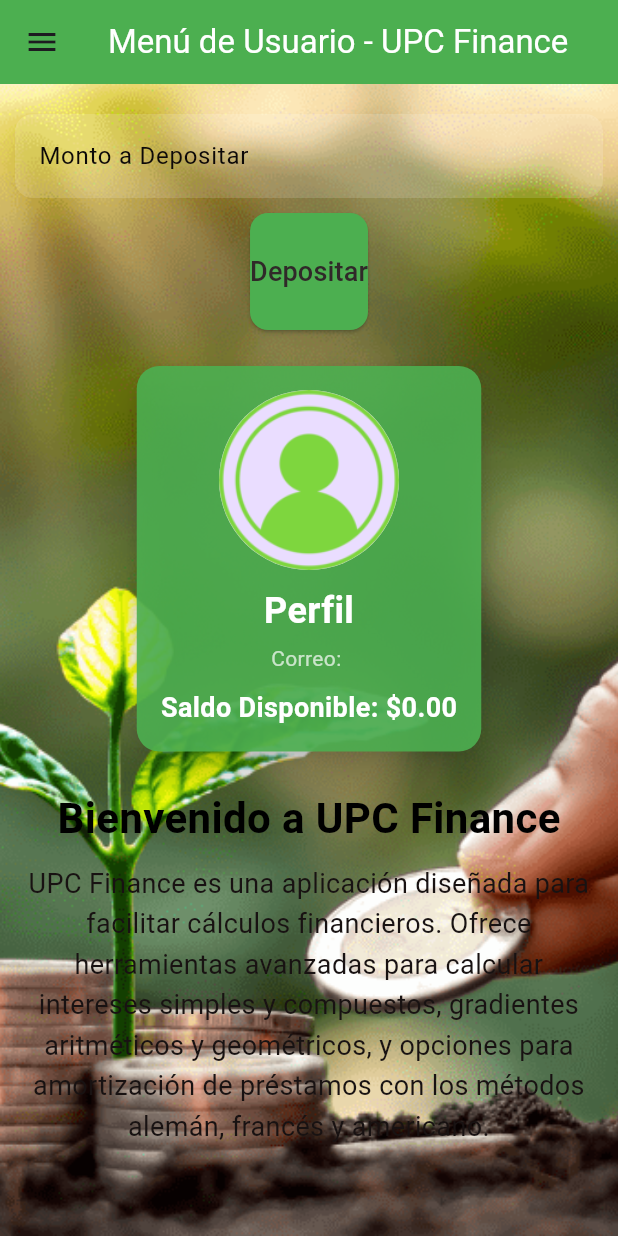
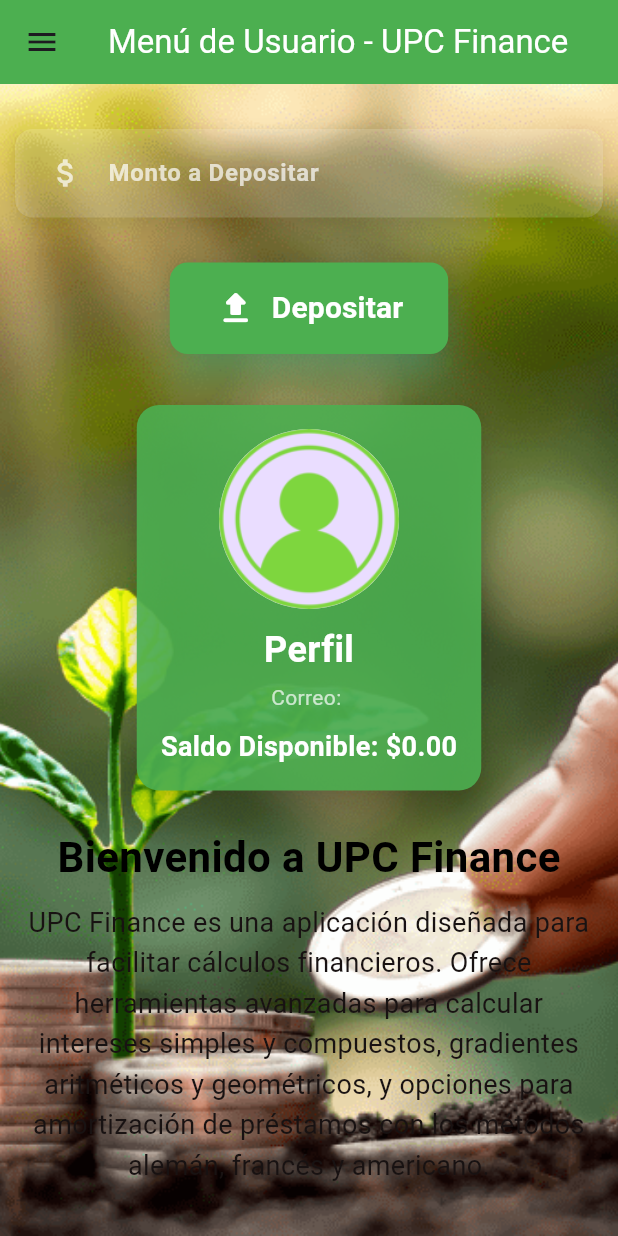
Before and after one commit to Suppra/UpcFinance, a Flutter app: the UserMenu screen opened by its route, on a phone screen of 412 x 824 dp. Run offline on Flutter 3.47's test engine with Material 3 defaults, Android fonts, the phone set to English and light mode, and no system bars; our stand-ins replace cloud_firestore, firebase_auth, firebase_core; accounts and stored records are empty.

Commit message:
MEJORA VISUAL AL DEPOSITAR

```diff
--- a/lib/vista/user__menu.dart
+++ b/lib/vista/user__menu.dart
@@ -74,22 +74,26 @@ class _UserMenuState extends State<UserMenu> {
             // Interés Simple
             ExpansionTile(
               leading: Icon(Icons.attach_money, color: Colors.green),
-              title: Text('Interés Simple', style: TextStyle(color: Colors.black)),
+              title:
+                  Text('Interés Simple', style: TextStyle(color: Colors.black)),
               children: [
                 ListTile(
-                  title: Text('Monto Futuro', style: TextStyle(color: Colors.black87)),
+                  title: Text('Monto Futuro',
+                      style: TextStyle(color: Colors.black87)),
                   onTap: () {
                     Navigator.pushNamed(context, '/simpleInterestAmount');
                   },
                 ),
                 ListTile(
-                  title: Text('Tasa de Interés', style: TextStyle(color: Colors.black87)),
+                  title: Text('Tasa de Interés',
+                      style: TextStyle(color: Colors.black87)),
                   onTap: () {
                     Navigator.pushNamed(context, '/simpleInterestRate');
                   },
                 ),
                 ListTile(
-                  title: Text('Tiempo', style: TextStyle(color: Colors.black87)),
+                  title:
+                      Text('Tiempo', style: TextStyle(color: Colors.black87)),
                   onTap: () {
                     Navigator.pushNamed(context, '/simpleInterestTime');
                   },
@@ -99,22 +103,26 @@ class _UserMenuState extends State<UserMenu> {
             // Interés Compuesto
             ExpansionTile(
               leading: Icon(Icons.calculate, color: Colors.green),
-              title: Text('Interés Compuesto', style: TextStyle(color: Colors.black)),
+              title: Text('Interés Compuesto',
+                  style: TextStyle(color: Colors.black)),
               children: [
                 ListTile(
-                  title: Text('Monto Futuro', style: TextStyle(color: Colors.black87)),
+                  title: Text('Monto Futuro',
+                      style: TextStyle(color: Colors.black87)),
                   onTap: () {
                     Navigator.pushNamed(context, '/compoundInterestAmount');
                   },
                 ),
                 ListTile(
-                  title: Text('Tasa de Interés', style: TextStyle(color: Colors.black87)),
+                  title: Text('Tasa de Interés',
+                      style: TextStyle(color: Colors.black87)),
                   onTap: () {
                     Navigator.pushNamed(context, '/compoundInterestRate');
                   },
                 ),
                 ListTile(
-                  title: Text('Tiempo', style: TextStyle(color: Colors.black87)),
+                  title:
+                      Text('Tiempo', style: TextStyle(color: Colors.black87)),
                   onTap: () {
                     Navigator.pushNamed(context, '/compoundInterestTime');
                   },
@@ -124,16 +132,19 @@ class _UserMenuState extends State<UserMenu> {
             // Gradiente Aritmético
             ExpansionTile(
               leading: Icon(Icons.trending_up, color: Colors.green),
-              title: Text('Gradiente Aritmético', style: TextStyle(color: Colors.black)),
+              title: Text('Gradiente Aritmético',
+                  style: TextStyle(color: Colors.black)),
               children: [
                 ListTile(
-                  title: Text('Valor Presente/Futuro', style: TextStyle(color: Colors.black87)),
+                  title: Text('Valor Presente/Futuro',
+                      style: TextStyle(color: Colors.black87)),
                   onTap: () {
                     Navigator.pushNamed(context, '/arithmeticGradientValue');
                   },
                 ),
                 ListTile(
-                  title: Text('Valor de la Serie', style: TextStyle(color: Colors.black87)),
+                  title: Text('Valor de la Serie',
+                      style: TextStyle(color: Colors.black87)),
                   onTap: () {
                     Navigator.pushNamed(context, '/arithmeticGradientSeries');
                   },
@@ -143,16 +154,19 @@ class _UserMenuState extends State<UserMenu> {
             // Gradiente Geométrico
             ExpansionTile(
               leading: Icon(Icons.trending_down, color: Colors.green),
-              title: Text('Gradiente Geométrico', style: TextStyle(color: Colors.black)),
+              title: Text('Gradiente Geométrico',
+                  style: TextStyle(color: Colors.black)),
               children: [
                 ListTile(
-                  title: Text('Valor Presente/Futuro', style: TextStyle(color: Colors.black87)),
+                  title: Text('Valor Presente/Futuro',
+                      style: TextStyle(color: Colors.black87)),
                   onTap: () {
                     Navigator.pushNamed(context, '/geometricGradientValue');
                   },
                 ),
                 ListTile(
-                  title: Text('Valor de la Serie', style: TextStyle(color: Colors.black87)),
+                  title: Text('Valor de la Serie',
+                      style: TextStyle(color: Colors.black87)),
                   onTap: () {
                     Navigator.pushNamed(context, '/geometricGradientSeries');
                   },
@@ -162,22 +176,26 @@ class _UserMenuState extends State<UserMenu> {
             // Amortización
             ExpansionTile(
               leading: Icon(Icons.table_chart, color: Colors.green),
-              title: Text('Amortización', style: TextStyle(color: Colors.black)),
+              title:
+                  Text('Amortización', style: TextStyle(color: Colors.black)),
               children: [
                 ListTile(
-                  title: Text('Método Alemán', style: TextStyle(color: Colors.black87)),
+                  title: Text('Método Alemán',
+                      style: TextStyle(color: Colors.black87)),
                   onTap: () {
                     Navigator.pushNamed(context, '/amortizationGerman');
                   },
                 ),
                 ListTile(
-                  title: Text('Método Francés', style: TextStyle(color: Colors.black87)),
+                  title: Text('Método Francés',
+                      style: TextStyle(color: Colors.black87)),
                   onTap: () {
                     Navigator.pushNamed(context, '/amortizationFrench');
                   },
                 ),
                 ListTile(
-                  title: Text('Método Americano', style: TextStyle(color: Colors.black87)),
+                  title: Text('Método Americano',
+                      style: TextStyle(color: Colors.black87)),
                   onTap: () {
                     Navigator.pushNamed(context, '/amortizationAmerican');
                   },
@@ -188,7 +206,8 @@ class _UserMenuState extends State<UserMenu> {
             // Solicitar Préstamo
             ListTile(
               leading: Icon(Icons.monetization_on, color: Colors.green),
-              title: Text('Solicitar Préstamo', style: TextStyle(color: Colors.black87)),
+              title: Text('Solicitar Préstamo',
+                  style: TextStyle(color: Colors.black87)),
               onTap: () {
                 Navigator.pushNamed(context, '/loanRequest');
               },
@@ -196,7 +215,8 @@ class _UserMenuState extends State<UserMenu> {
             // Ver Estado del Préstamo
             ListTile(
               leading: Icon(Icons.account_balance_wallet, color: Colors.green),
-              title: Text('Ver Estado del Préstamo', style: TextStyle(color: Colors.black87)),
+              title: Text('Ver Estado del Préstamo',
+                  style: TextStyle(color: Colors.black87)),
               onTap: () {
                 Navigator.pushNamed(context, '/loanStatus');
               },
@@ -204,14 +224,18 @@ class _UserMenuState extends State<UserMenu> {
             // Cerrar Sesión
             ListTile(
               leading: Icon(Icons.logout, color: Colors.redAccent),
-              title: Text('Cerrar Sesión', style: TextStyle(color: Colors.black87)),
+              title: Text('Cerrar Sesión',
+                  style: TextStyle(color: Colors.black87)),
               onTap: () async {
                 try {
                   await FirebaseAuth.instance.signOut();
-                  Navigator.of(context).pushNamedAndRemoveUntil('/login', (Route<dynamic> route) => false);
+                  Navigator.of(context).pushNamedAndRemoveUntil(
+                      '/login', (Route<dynamic> route) => false);
                 } catch (e) {
                   ScaffoldMessenger.of(context).showSnackBar(
-                    SnackBar(content: Text('Error al cerrar sesión. Inténtalo de nuevo.')),
+                    SnackBar(
+                        content: Text(
+                            'Error al cerrar sesión. Inténtalo de nuevo.')),
                   );
                 }
               },
@@ -237,7 +261,8 @@ class _UserMenuState extends State<UserMenu> {
                 // Usar FutureBuilder para obtener el monto del préstamo
                 _buildDepositField(), // Campo de depósito en la parte superior
                 SizedBox(height: 10),
-                _buildDepositButton(context), // Botón de depósito en la parte superior
+                _buildDepositButton(
+                    context), // Botón de depósito en la parte superior
                 SizedBox(height: 20),
                 _buildDashboard(email), // Dashboard con saldo
                 SizedBox(height: 20),
@@ -276,7 +301,8 @@ class _UserMenuState extends State<UserMenu> {
           .collection('user_balances')
           .doc(userId)
           .get(),
-      builder: (BuildContext context, AsyncSnapshot<DocumentSnapshot> snapshot) {
+      builder:
+          (BuildContext context, AsyncSnapshot<DocumentSnapshot> snapshot) {
         if (snapshot.connectionState == ConnectionState.waiting) {
           return CircularProgressIndicator(); // Muestra un cargador mientras se obtiene el saldo
         }
@@ -339,44 +365,64 @@ class _UserMenuState extends State<UserMenu> {
   }
 
   Widget _buildDepositField() {
-    return TextField(
+    return Container(
+      margin: EdgeInsets.symmetric(vertical: 10),
+      padding: EdgeInsets.symmetric(horizontal: 10),
+      decoration: BoxDecoration(
+        color: Colors.white.withOpacity(0.15),
+        borderRadius: BorderRadius.circular(12),
+        boxShadow: [
+          BoxShadow(
+            color: Colors.black.withOpacity(0.1),
+            blurRadius: 10,
+            offset: Offset(0, 5),
+          ),
+        ],
+      ),
+      child: TextField(
         controller: _depositController,
         decoration: InputDecoration(
           labelText: 'Monto a Depositar',
-        filled: true,
-        fillColor: const Color.fromARGB(255, 255, 255, 255).withOpacity(0.15),
-        border: OutlineInputBorder(
-          borderRadius: BorderRadius.circular(12),
-          borderSide: BorderSide.none,
+          labelStyle: TextStyle(
+            color: Colors.white70,
+            fontWeight: FontWeight.bold,
           ),
-        labelStyle: TextStyle(color: const Color.fromARGB(255, 12, 8, 8)),
+          prefixIcon: Icon(Icons.attach_money, color: Colors.white70),
+          border: InputBorder.none,
         ),
-      style: TextStyle(color: Colors.white),
+        style: TextStyle(color: Colors.white, fontSize: 18),
         keyboardType: TextInputType.numberWithOptions(decimal: true),
+      ),
     );
   }
 
   Widget _buildDepositButton(BuildContext context) {
-    return ElevatedButton(
+    return Padding(
+      padding: const EdgeInsets.symmetric(vertical: 10),
+      child: ElevatedButton(
         onPressed: () async {
           final String userId = FirebaseAuth.instance.currentUser?.uid ?? '';
-        double depositAmount = double.tryParse(_depositController.text) ?? 0.0;
+          double depositAmount =
+              double.tryParse(_depositController.text) ?? 0.0;
 
           if (depositAmount <= 0) {
             ScaffoldMessenger.of(context).showSnackBar(
-            SnackBar(content: Text('Ingresa un monto válido para el depósito.')),
+              SnackBar(
+                  content: Text('Ingresa un monto válido para el depósito.')),
             );
             return;
           }
 
           try {
-          DocumentSnapshot userBalanceSnapshot = await FirebaseFirestore.instance
+            DocumentSnapshot userBalanceSnapshot = await FirebaseFirestore
+                .instance
                 .collection('user_balances')
                 .doc(userId)
                 .get();
 
             if (userBalanceSnapshot.exists) {
-            double currentBalance = userBalanceSnapshot.get('balance')?.toDouble() ?? 0.0;
+              double currentBalance =
+                  userBalanceSnapshot.get('balance')?.toDouble() ?? 0.0;
               double newBalance = currentBalance + depositAmount;
 
               await FirebaseFirestore.instance
@@ -390,10 +436,19 @@ class _UserMenuState extends State<UserMenu> {
               });
 
               ScaffoldMessenger.of(context).showSnackBar(
-              SnackBar(content: Text('Depósito realizado con éxito.')),
+                SnackBar(
+                  content: Row(
+                    children: [
+                      Icon(Icons.check_circle, color: Colors.green),
+                      SizedBox(width: 8),
+                      Text('Depósito realizado con éxito.'),
+                    ],
+                  ),
+                ),
               );
 
-            _depositController.clear(); // Limpiar el campo después del depósito
+              _depositController
+                  .clear(); // Limpiar el campo después del depósito
             } else {
               ScaffoldMessenger.of(context).showSnackBar(
                 SnackBar(content: Text('Error: El balance no existe.')),
@@ -401,22 +456,36 @@ class _UserMenuState extends State<UserMenu> {
             }
           } catch (e) {
             ScaffoldMessenger.of(context).showSnackBar(
-            SnackBar(content: Text('Error al realizar el depósito. Inténtalo de nuevo.')),
+              SnackBar(
+                  content: Text(
+                      'Error al realizar el depósito. Inténtalo de nuevo.')),
             );
           }
         },
         style: ElevatedButton.styleFrom(
-        backgroundColor: Colors.green,
+          backgroundColor: Colors.green, // Color de fondo
+          foregroundColor: Colors.white, // Color del texto e icono
           shape: RoundedRectangleBorder(
             borderRadius: BorderRadius.circular(12),
           ),
-        padding: EdgeInsets.symmetric(vertical: 26),
+          padding: EdgeInsets.symmetric(vertical: 16, horizontal: 30),
+          elevation: 10,
+          shadowColor: Colors.greenAccent,
         ),
-      child: Text(
+        child: Row(
+          mainAxisSize: MainAxisSize.min,
+          children: [
+            Icon(Icons.upload_rounded, size: 28),
+            SizedBox(width: 10),
+            Text(
               'Depositar',
               style: TextStyle(
-          fontSize: 18,
-          color: const Color.fromARGB(255, 48, 41, 41),
+                fontSize: 20,
+                fontWeight: FontWeight.bold,
+                color: Colors.white,
+              ),
+            ),
+          ],
         ),
       ),
     );
```
Lines whose indentation alone changed are shown as unchanged.
